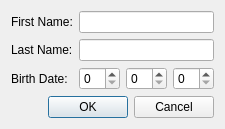
Qt form FilmManager/modifypersondialog.ui (Zachaly/Jipp_Projekt_ZS_NS) before a commit.
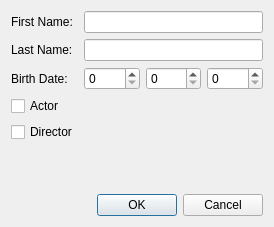
The same form after that commit.

Commit message:
Feature/add actor director distinction (#5)
* update Person class

* add display if person is actor/director in personview

* add option to modify actor/director

* add directors/actors filtering

* update Person class

Patch:
```diff
--- a/FilmManager/modifypersondialog.ui
+++ b/FilmManager/modifypersondialog.ui
@@ -2,6 +2,14 @@
 <ui version="4.0">
  <class>ModifyPersonDialog</class>
  <widget class="QDialog" name="ModifyPersonDialog">
+  <property name="geometry">
+   <rect>
+    <x>0</x>
+    <y>0</y>
+    <width>274</width>
+    <height>227</height>
+   </rect>
+  </property>
   <property name="windowTitle">
    <string>Modify Person</string>
   </property>
@@ -48,6 +56,20 @@
        </item>
       </layout>
      </item>
+     <item row="3" column="0">
+      <widget class="QCheckBox" name="actorCheckBox">
+       <property name="text">
+        <string>Actor</string>
+       </property>
+      </widget>
+     </item>
+     <item row="4" column="0">
+      <widget class="QCheckBox" name="directorCheckBox">
+       <property name="text">
+        <string>Director</string>
+       </property>
+      </widget>
+     </item>
     </layout>
    </item>
    <item>
```
Left out of the diff: 2 changed lines with no effect on the pictures. The commit also changes 11 other files.
